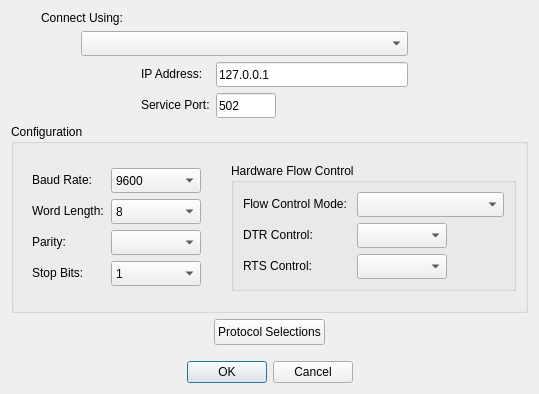
Old version of the form modscan64/dialogconnectiondetails.ui in the repository sanny32/OpenModScan.
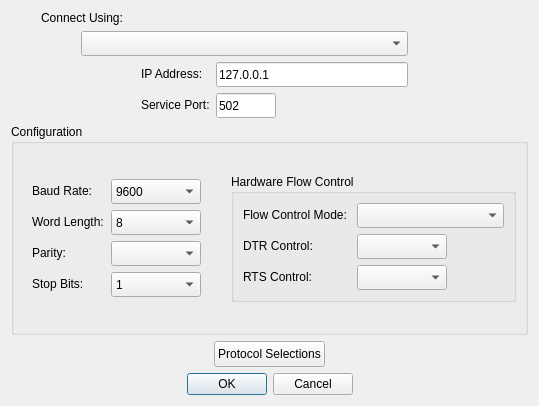
New version of the form. Custom widgets are drawn as their Qt base class.

Patch:
```diff
--- a/modscan64/dialogconnectiondetails.ui
+++ b/modscan64/dialogconnectiondetails.ui
@@ -7,7 +7,7 @@
     <x>0</x>
     <y>0</y>
     <width>539</width>
-    <height>394</height>
+    <height>406</height>
    </rect>
   </property>
   <property name="windowTitle">
@@ -464,22 +464,6 @@
      </item>
     </layout>
    </item>
-   <item>
-    <spacer name="verticalSpacer">
-     <property name="orientation">
-      <enum>Qt::Vertical</enum>
-     </property>
-     <property name="sizeType">
-      <enum>QSizePolicy::Expanding</enum>
-     </property>
-     <property name="sizeHint" stdset="0">
-      <size>
-       <width>20</width>
-       <height>10</height>
-      </size>
-     </property>
-    </spacer>
-   </item>
    <item>
     <widget class="QDialogButtonBox" name="buttonBox">
      <property name="orientation">
```
